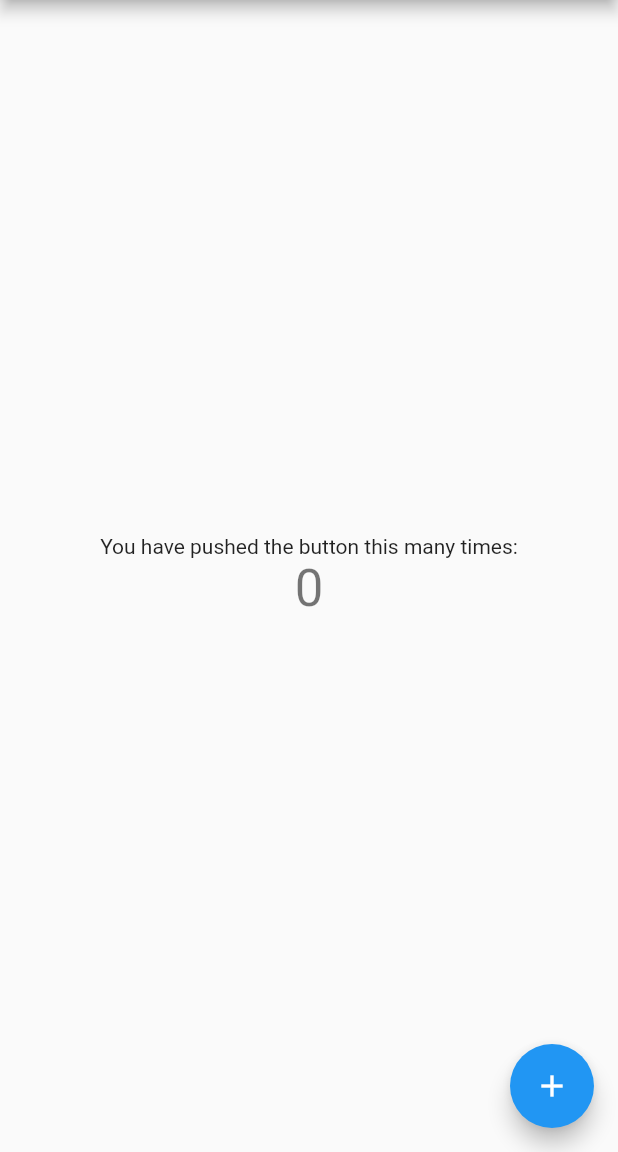
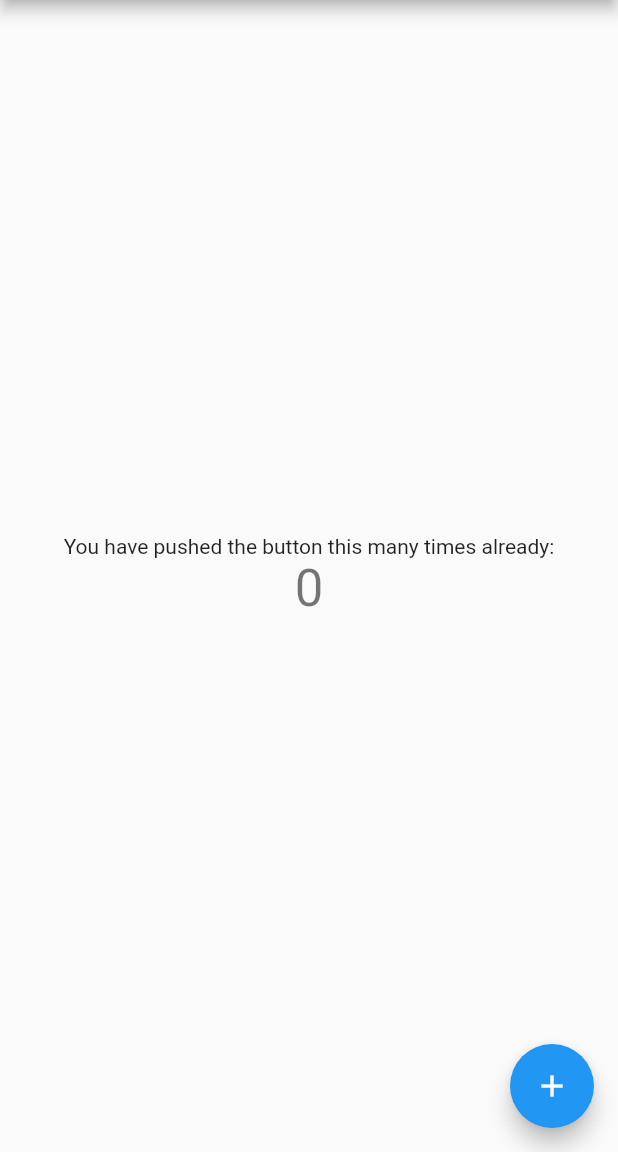
Before and after one commit to AlvinaC/flutter_module_b, a Flutter app: the screen it shows after launch, on a phone screen of 412 x 824 dp, the part 84-1236 px from its top. Run offline on Flutter 3.47's test engine with Material 2 defaults, Android fonts, the phone set to English and light mode, and no system bars.

Commit message:
changed the floating button hit message

```diff
--- a/lib/main.dart
+++ b/lib/main.dart
@@ -93,7 +93,7 @@ class _MyHomePageState extends State<MyHomePage> {
           mainAxisAlignment: MainAxisAlignment.center,
           children: <Widget>[
             const Text(
-              'You have pushed the button this many times:',
+              'You have pushed the button this many times already:',
             ),
             Text(
               '$_counter',
```
